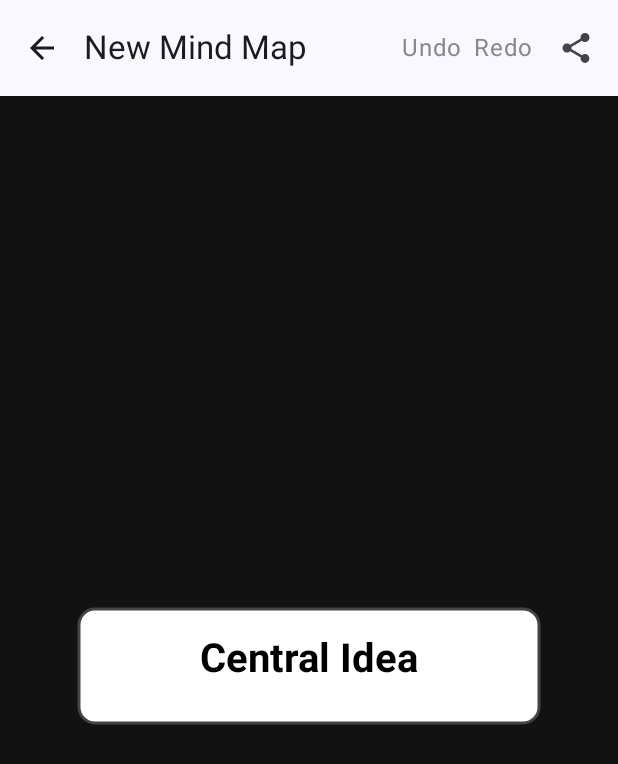
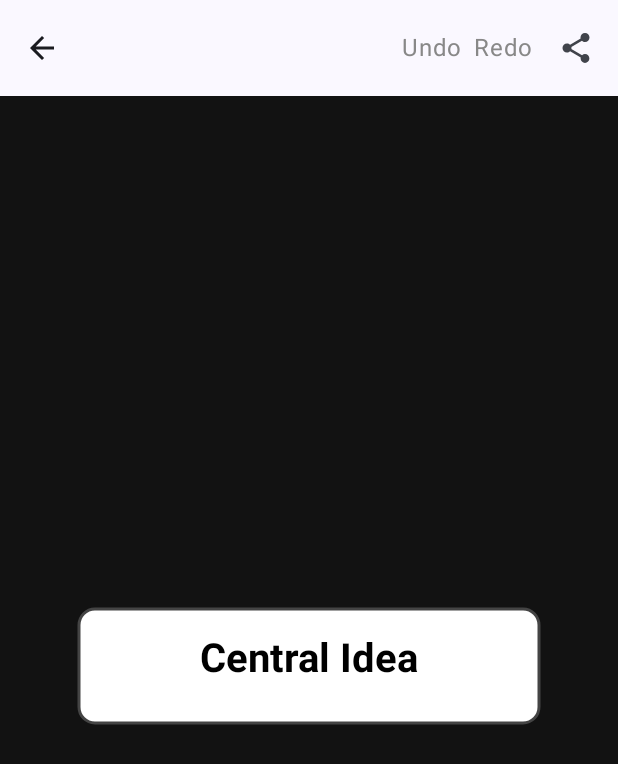
Before and after one commit to Sanali209/Amind, an Android app built with Jetpack Compose: the screen it shows after launch (MainActivity), after a tap on "Create New Mind Map", on a phone screen of 412 x 824 dp. Shown: the top 764 px of the screen. Run offline under Robolectric (Android 15) with nearby library versions, the phone set to English and light mode, and no system bars.

Commit message:
Add rich notes, images, todos, and custom node colors
- Implement Markdown note editor screen/window for Android and Desktop
- Add support for attaching images (Base64) to nodes
- Add Todo functionality (checkboxes) with export support
- Add custom color picker (Fill node)
- Add Note field to CrossLinks
- Fix text alignment in Android MindMapCanvas (StaticLayout vs Paint.Align)
- Remove Map Title from TopAppBar to save space
- Fix color type handling (Int vs ULong) crash on Android
- Update layout engine to account for image/checkbox dimensions

```diff
--- a/app/src/main/java/com/mindmap/android/ui/editor/EditorScreen.kt
+++ b/app/src/main/java/com/mindmap/android/ui/editor/EditorScreen.kt
@@ -284,12 +284,7 @@ fun EditorScreen(
     Scaffold(
         topBar = {
             TopAppBar(
-                title = {
-                    Text(
-                        text = mindMap!!.title,
-                        color = MaterialTheme.colorScheme.onBackground
-                    )
-                },
+                title = {},
                 navigationIcon = {
                     IconButton(onClick = onBack) {
                         Icon(Icons.Default.ArrowBack, contentDescription = "Back")
```
